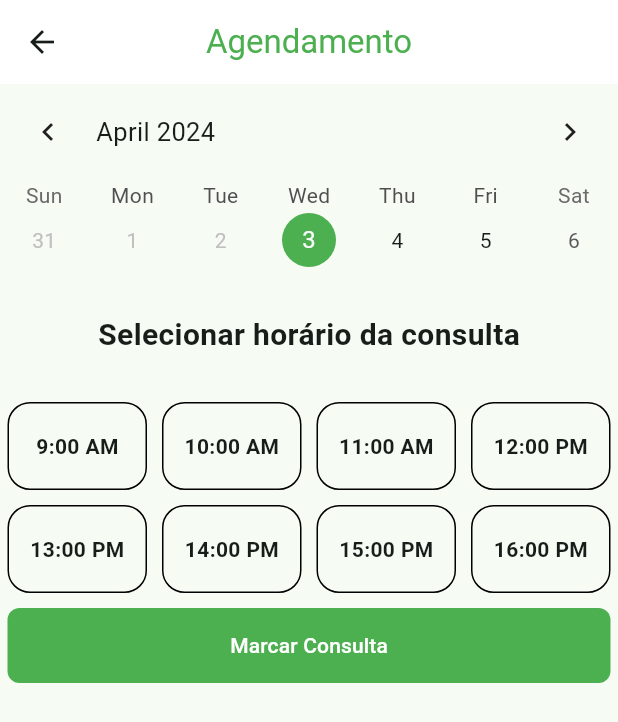
After one commit to ribollitiago/auth_fb, a Flutter app: the AgendamentoPage screen opened directly, on a phone screen of 412 x 824 dp. The commit adds this screen. Shown: the top 722 px of the screen. Run offline on Flutter 3.47's test engine with Material 3 defaults, Android fonts, the phone set to English and light mode, and no system bars; drawn by our look-alikes of table_calendar; our stand-ins replace cloud_firestore, firebase_auth, firebase_core, flutter_mobx, lottie, mobx; accounts and stored records are empty; generated files the repository leaves out were written again.

Commit message:
Dados do usuarios (corrigido), atualização no front end do agendamento

```diff
--- a/lib/components/drawer.dart
+++ b/lib/components/drawer.dart
@@ -1,4 +1,4 @@
-import 'package:auth_sql/screens/agendamento_page.dart';
+import 'package:auth_sql/screens/agendamento/agendamento_page.dart';
 import 'package:auth_sql/screens/minhaconta_page.dart';
 import 'package:flutter/material.dart';
 
@@ -52,7 +52,7 @@ class NavigationDrawerWidget extends StatelessWidget {
       break;
     case 1: // Passar listen: false
       Navigator.of(context)
-          .push(MaterialPageRoute(builder: (context) => Agendamento()));
+          .push(MaterialPageRoute(builder: (context) => AgendamentoPage()));
       break;
   }
 }
--- /dev/null
+++ b/lib/screens/agendamento/agendamento_page.dart
@@ -0,0 +1,167 @@
+import 'package:auth_sql/screens/agendamento/sucess_page.dart';
+import 'package:flutter/material.dart';
+import 'package:table_calendar/table_calendar.dart';
+
+class AgendamentoPage extends StatefulWidget {
+  const AgendamentoPage({super.key});
+
+  @override
+  State<AgendamentoPage> createState() => _AgendamentoPageState();
+}
+
+class _AgendamentoPageState extends State<AgendamentoPage> {
+  CalendarFormat _format = CalendarFormat.week;
+  DateTime _focusedDay = DateTime.now();
+  DateTime _currentDay = DateTime.now();
+  int? _currentIndex;
+  bool _isWeekend = false;
+  bool _dateSelected = false;
+  bool _timeSelected = false;
+
+  @override
+  Widget build(BuildContext context) {
+    return Scaffold(
+      appBar: AppBar(
+        title: const Text(
+          'Agendamento',
+          style: TextStyle(color: Colors.green),
+        ),
+        centerTitle: true,
+        backgroundColor: Colors.white,
+        elevation: 0,
+      ),
+      body: CustomScrollView(
+        slivers: [
+          SliverToBoxAdapter(
+            child: Column(
+              children: <Widget>[
+                _tableCalendar(),
+                const Padding(
+                  padding: EdgeInsets.symmetric(horizontal: 10, vertical: 25),
+                  child: Center(
+                    child: Text(
+                      'Selecionar horário da consulta',
+                      style:
+                          TextStyle(fontWeight: FontWeight.bold, fontSize: 20),
+                    ),
+                  ),
+                )
+              ],
+            ),
+          ),
+          _isWeekend
+              ? SliverToBoxAdapter(
+                  child: Container(
+                  padding:
+                      const EdgeInsets.symmetric(horizontal: 10, vertical: 30),
+                  alignment: Alignment.center,
+                  child: const Text(
+                    'Fim de semana não disponível, selecione outra data',
+                    style: TextStyle(
+                        fontWeight: FontWeight.bold, color: Colors.grey),
+                  ),
+                ))
+              : SliverGrid(
+                  delegate: SliverChildBuilderDelegate(
+                    (context, index) {
+                      return InkWell(
+                        splashColor: Colors.transparent,
+                        onTap: () {
+                          setState(() {
+                            _currentIndex = index;
+                            _timeSelected = true;
+                          });
+                        },
+                        child: Container(
+                          margin: const EdgeInsets.all(5),
+                          decoration: BoxDecoration(
+                            border: Border.all(
+                              color: _currentIndex == index
+                                  ? Colors.white
+                                  : Colors.black,
+                            ),
+                            borderRadius: BorderRadius.circular(15),
+                            color: _currentIndex == index ? Colors.green : null,
+                          ),
+                          alignment: Alignment.center,
+                          child: Text(
+                            '${index + 9}:00 ${index + 9 > 11 ? "PM" : "AM"}',
+                            style: TextStyle(
+                              fontWeight: FontWeight.bold,
+                              color:
+                                  _currentIndex == index ? Colors.white : null,
+                            ),
+                          ),
+                        ),
+                      );
+                    },
+                    childCount: 8,
+                  ),
+                  gridDelegate: const SliverGridDelegateWithFixedCrossAxisCount(
+                      crossAxisCount: 4, childAspectRatio: 1.5),
+                ),
+          SliverToBoxAdapter(
+            child: Container(
+              margin: const EdgeInsets.all(5),
+              height: 50,
+              decoration: BoxDecoration(
+                borderRadius: BorderRadius.circular(8),
+                color: Colors.green[500],
+              ),
+              child: TextButton(
+                onPressed: _timeSelected && _dateSelected
+                    ? () {
+                        Navigator.of(context).push(MaterialPageRoute(
+                            builder: (context) => const SucessPage()));
+                      }
+                    : null,
+                child: const Text(
+                  "Marcar Consulta",
+                  style: TextStyle(color: Colors.white),
+                ),
+              ),
+            ),
+          ),
+        ],
+      ),
+    );
+  }
+
+  Widget _tableCalendar() {
+    return TableCalendar(
+      focusedDay: _focusedDay,
+      firstDay: DateTime.now(),
+      lastDay: DateTime(2024, 12, 30),
+      calendarFormat: _format,
+      currentDay: _currentDay,
+      rowHeight: 48,
+      calendarStyle: const CalendarStyle(
+        todayDecoration:
+            BoxDecoration(color: Colors.green, shape: BoxShape.circle),
+      ),
+      availableCalendarFormats: const {
+        CalendarFormat.week: 'Week',
+      },
+      onFormatChanged: (format) {
+        setState(() {
+          _format = format;
+        });
+      },
+      onDaySelected: ((selectedDay, focusedDay) {
+        setState(() {
+          _currentDay = selectedDay;
+          _focusedDay = focusedDay;
+          _dateSelected = true;
+
+          if (selectedDay.weekday == 6 || selectedDay.weekday == 7) {
+            _isWeekend = true;
+            _timeSelected = false;
+            _currentIndex = null;
+          } else {
+            _isWeekend = false;
+          }
+        });
+      }),
+    );
+  }
+}
--- a/lib/screens/auth/register.dart
+++ b/lib/screens/auth/register.dart
@@ -1,3 +1,4 @@
+import 'package:auth_sql/store/default.store.dart';
 import 'package:flutter/material.dart';
 import 'package:flutter_mobx/flutter_mobx.dart';
 import 'package:provider/provider.dart';
--- a/lib/screens/minhaconta_page.dart
+++ b/lib/screens/minhaconta_page.dart
@@ -31,6 +31,8 @@ class MinhaConta extends StatelessWidget {
             Text(store.getEmail(), style: TextStyle(color: Colors.black, fontSize: 15),),
             const SizedBox(height: 4),
             Text(store.getCPF(), style: TextStyle(color: Colors.black, fontSize: 15),),
+            const SizedBox(height: 4),
+            Text(store.getTelefone(), style: TextStyle(color: Colors.black, fontSize: 15),),
             const SizedBox(height: 24),
             SizedBox(height: 20),
             Container(
--- a/pubspec.yaml
+++ b/pubspec.yaml
@@ -45,6 +45,7 @@ dependencies:
   flutter_mobx: ^2.2.0+2
   cloud_firestore: ^4.15.9
   table_calendar: ^3.1.1
+  lottie: ^3.1.0
 
 dev_dependencies:
   flutter_test:
@@ -71,8 +72,8 @@ flutter:
   uses-material-design: true
 
   # To add assets to your application, add an assets section, like this:
-  # assets:
-  #   - images/a_dot_burr.jpeg
+  assets:
+    - assets/lottie/sucess.json
   #   - images/a_dot_ham.jpeg
 
   # An image asset can refer to one or more resolution-specific "variants", see
```
Also changed, not shown: assets/lottie/sucess.json (added, +1 -0 lines), lib/components/appbar.dart (deleted, +0 -24 lines), lib/main.dart (+15 -18 lines), lib/screens/agendamento/sucess_page.dart (added, +59 -0 lines), lib/screens/agendamento_page.dart (deleted, +0 -91 lines), lib/screens/home_page.dart (+14 -2 lines), lib/store/auth/auth.store.dart (+9 -2 lines), lib/firebase_options.dart (added), lib/store/auth/auth.store.g.dart, pubspec.lock, 2 other files.
